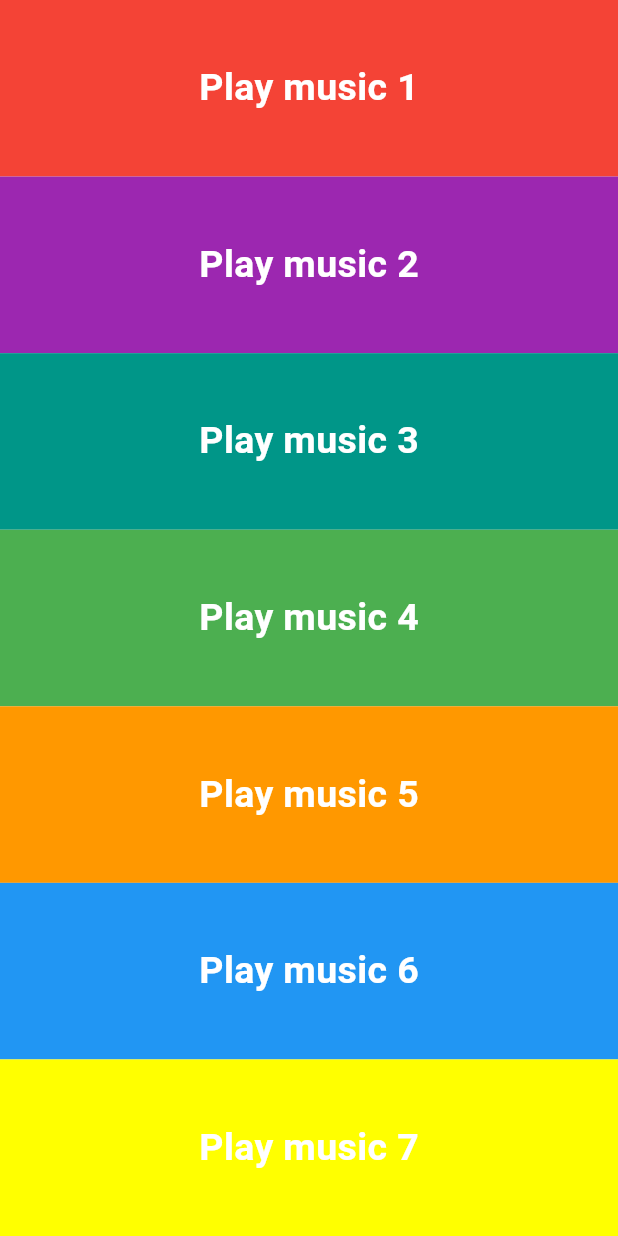
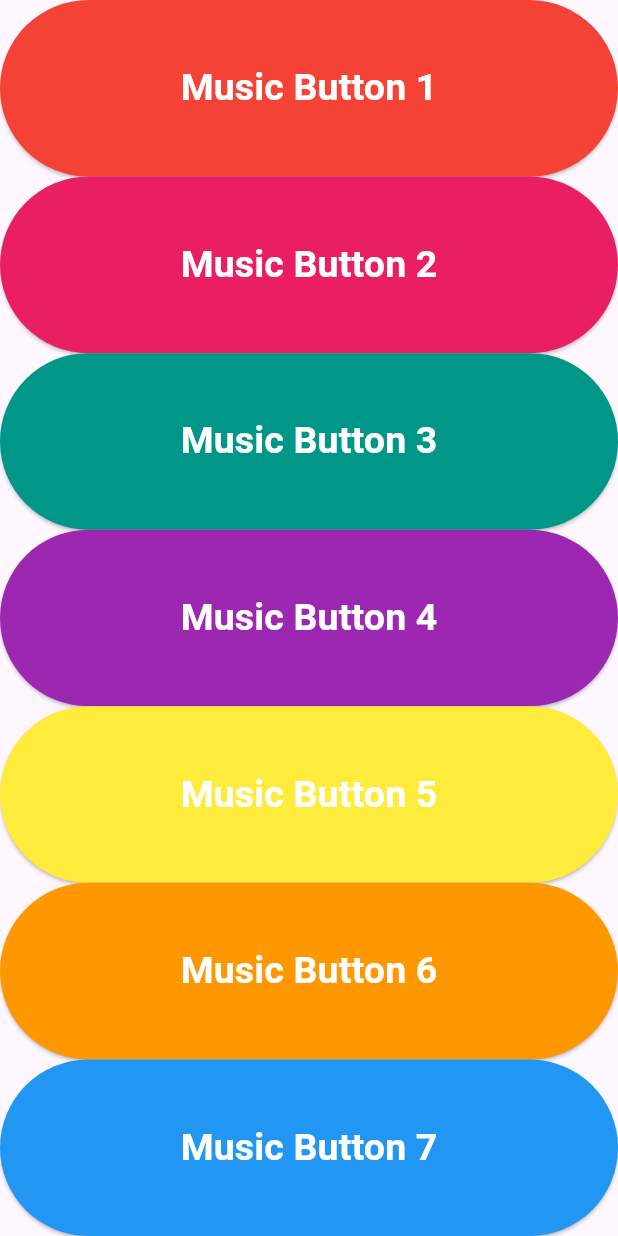
Before and after one commit to Shayanzahid227/simple-Dice-Game, a Flutter app: the screen it shows after launch, on a phone screen of 412 x 824 dp. Run offline on Flutter 3.47's test engine with Material 3 defaults, Android fonts, the phone set to English and light mode, and no system bars; our stand-ins replace audioplayers.

Commit message:
updated code

```diff
--- a/lib/Xylaphone/xylaphone.dart
+++ b/lib/Xylaphone/xylaphone.dart
@@ -47,13 +47,13 @@ class Xylophone extends StatelessWidget {
           //*****************************************************************************
           //      the first method is done using function
           //
-          _musicButton(1, Colors.red, 'Play music 1'),
-          _musicButton(2, Colors.purple, 'Play music 2'),
-          _musicButton(3, Colors.teal, 'Play music 3'),
-          _musicButton(4, Colors.green, 'Play music 4'),
-          _musicButton(5, Colors.orange, 'Play music 5'),
-          _musicButton(6, Colors.blue, 'Play music 6'),
-          _musicButton(7, Colors.yellowAccent, 'Play music 7'),
+          // _musicButton(1, Colors.red, 'Play music 1'),
+          // _musicButton(2, Colors.purple, 'Play music 2'),
+          // _musicButton(3, Colors.teal, 'Play music 3'),
+          // _musicButton(4, Colors.green, 'Play music 4'),
+          // _musicButton(5, Colors.orange, 'Play music 5'),
+          // _musicButton(6, Colors.blue, 'Play music 6'),
+          // _musicButton(7, Colors.yellowAccent, 'Play music 7'),
           //*****************************************************************************
           //  the second method is using custom widget
           //
@@ -142,36 +142,36 @@ class Xylophone extends StatelessWidget {
           //   ),
           // ),
           //*****************************************************************************
-          //      method 3 using custom widget
-          //
-          // musicButton(
-          //     path: AppAssets().note1,
-          //     title: 'Music Button 1',
-          //     color: Colors.red),
-          // musicButton(
-          //     path: AppAssets().note2,
-          //     title: 'Music Button 2',
-          //     color: Colors.pink),
-          // musicButton(
-          //     path: AppAssets().note3,
-          //     title: 'Music Button 3',
-          //     color: Colors.teal),
-          // musicButton(
-          //     path: AppAssets().note4,
-          //     title: 'Music Button 4',
-          //     color: Colors.purple),
-          // musicButton(
-          //     path: AppAssets().note5,
-          //     title: 'Music Button 5',
-          //     color: Colors.yellow),
-          // musicButton(
-          //     path: AppAssets().note6,
-          //     title: 'Music Button 6',
-          //     color: Colors.orange),
-          // musicButton(
-          //     path: AppAssets().note7,
-          //     title: 'Music Button 7',
-          //     color: Colors.blue),
+          //    method 3 using custom widget
+
+          musicButton(
+              path: AppAssets().note1,
+              title: 'Music Button 1',
+              color: Colors.red),
+          musicButton(
+              path: AppAssets().note2,
+              title: 'Music Button 2',
+              color: Colors.pink),
+          musicButton(
+              path: AppAssets().note3,
+              title: 'Music Button 3',
+              color: Colors.teal),
+          musicButton(
+              path: AppAssets().note4,
+              title: 'Music Button 4',
+              color: Colors.purple),
+          musicButton(
+              path: AppAssets().note5,
+              title: 'Music Button 5',
+              color: Colors.yellow),
+          musicButton(
+              path: AppAssets().note6,
+              title: 'Music Button 6',
+              color: Colors.orange),
+          musicButton(
+              path: AppAssets().note7,
+              title: 'Music Button 7',
+              color: Colors.blue),
         ],
       ),
     );
```
